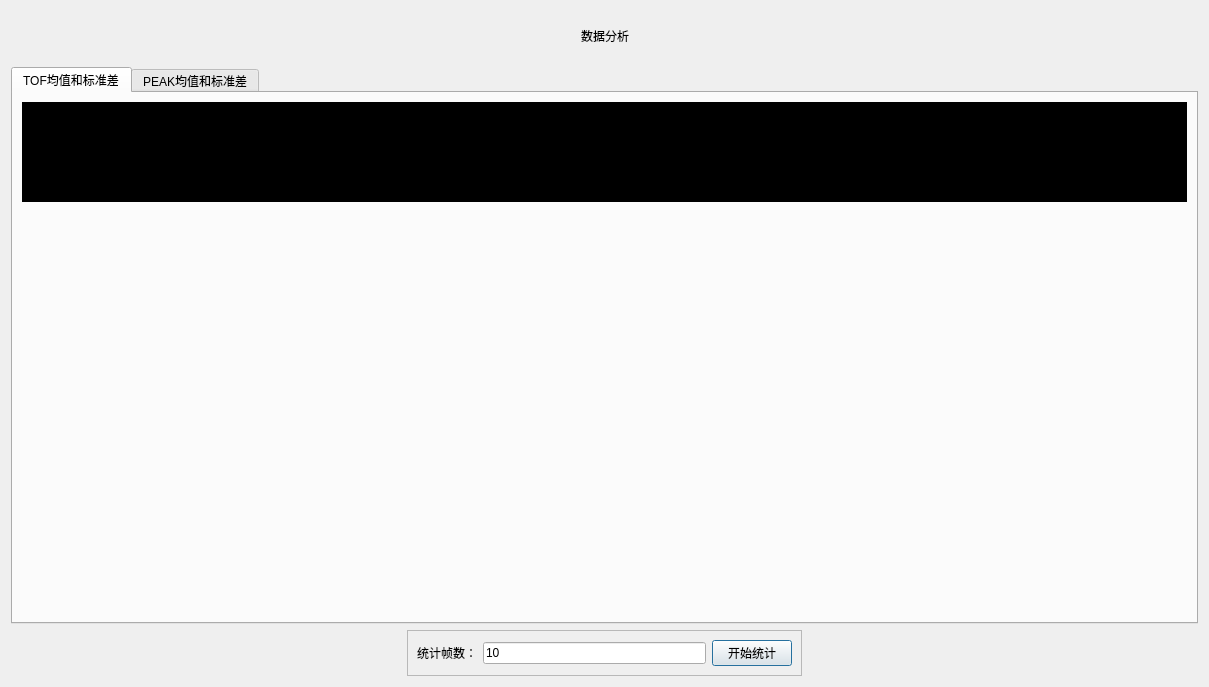
Before: the Qt Designer form statisticsdialog.ui in heathen557/linearArrayUSB, drawn with Qt 5.
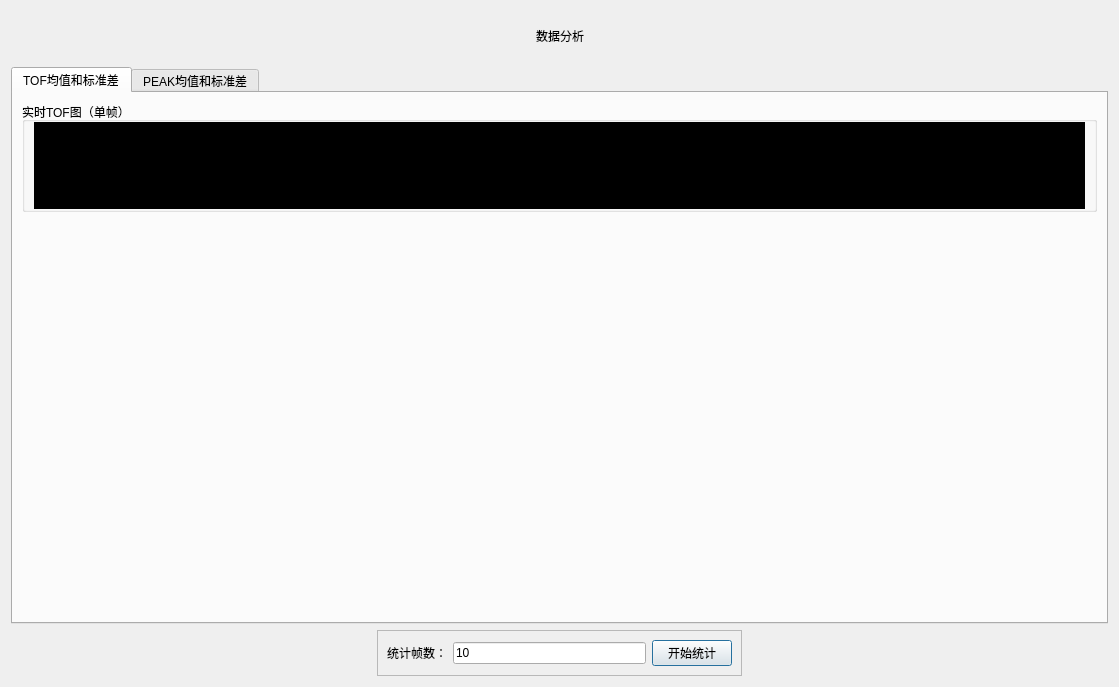
After: the same form once the commit is applied. Icons and pictures are not drawn. Custom widgets are drawn as their Qt base class.

```diff
--- a/statisticsdialog.ui
+++ b/statisticsdialog.ui
@@ -6,7 +6,7 @@
    <rect>
     <x>0</x>
     <y>0</y>
-    <width>1209</width>
+    <width>1119</width>
     <height>687</height>
    </rect>
   </property>
@@ -66,6 +66,9 @@
    </item>
    <item row="1" column="0">
     <widget class="QTabWidget" name="tabWidget">
+     <property name="styleSheet">
+      <string notr="true">font: 9pt &quot;黑体&quot;;</string>
+     </property>
      <property name="currentIndex">
       <number>0</number>
      </property>
@@ -73,7 +76,47 @@
       <attribute name="title">
        <string>TOF均值和标准差</string>
       </attribute>
-      <layout class="QGridLayout" name="gridLayout_2">
+      <layout class="QGridLayout" name="gridLayout_5">
+       <item row="0" column="0">
+        <widget class="QGroupBox" name="groupBox">
+         <property name="maximumSize">
+          <size>
+           <width>16777215</width>
+           <height>110</height>
+          </size>
+         </property>
+         <property name="title">
+          <string>实时TOF图（单帧）</string>
+         </property>
+         <layout class="QGridLayout" name="gridLayout_2">
+          <property name="topMargin">
+           <number>0</number>
+          </property>
+          <property name="bottomMargin">
+           <number>0</number>
+          </property>
+          <item row="0" column="0">
+           <widget class="QLabel" name="tofImage_label">
+            <property name="maximumSize">
+             <size>
+              <width>16777215</width>
+              <height>100</height>
+             </size>
+            </property>
+            <property name="styleSheet">
+             <string notr="true">background-color:black</string>
+            </property>
+            <property name="text">
+             <string/>
+            </property>
+           </widget>
+          </item>
+         </layout>
+        </widget>
+       </item>
+       <item row="1" column="0">
+        <widget class="QCustomPlot" name="TOFMean_widget" native="true"/>
+       </item>
        <item row="2" column="0">
         <widget class="QCustomPlot" name="TOFSTD_widget" native="true">
          <property name="minimumSize">
@@ -90,25 +133,6 @@
          </property>
         </widget>
        </item>
-       <item row="1" column="0">
-        <widget class="QCustomPlot" name="TOFMean_widget" native="true"/>
-       </item>
-       <item row="0" column="0">
-        <widget class="QLabel" name="label_3">
-         <property name="maximumSize">
-          <size>
-           <width>16777215</width>
-           <height>100</height>
-          </size>
-         </property>
-         <property name="styleSheet">
-          <string notr="true">background-color:black</string>
-         </property>
-         <property name="text">
-          <string/>
-         </property>
-        </widget>
-       </item>
       </layout>
      </widget>
      <widget class="QWidget" name="tab_2">
```
Left out of the diff: 44 changed lines with no effect on the pictures.
